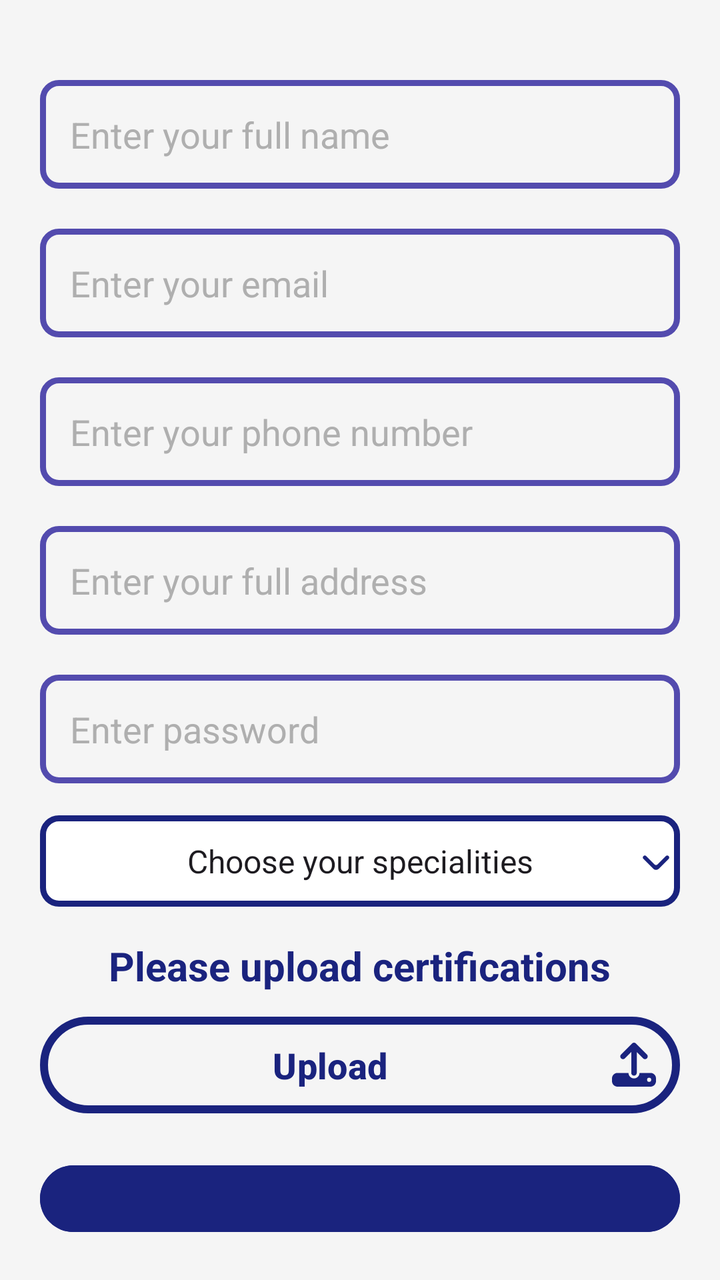
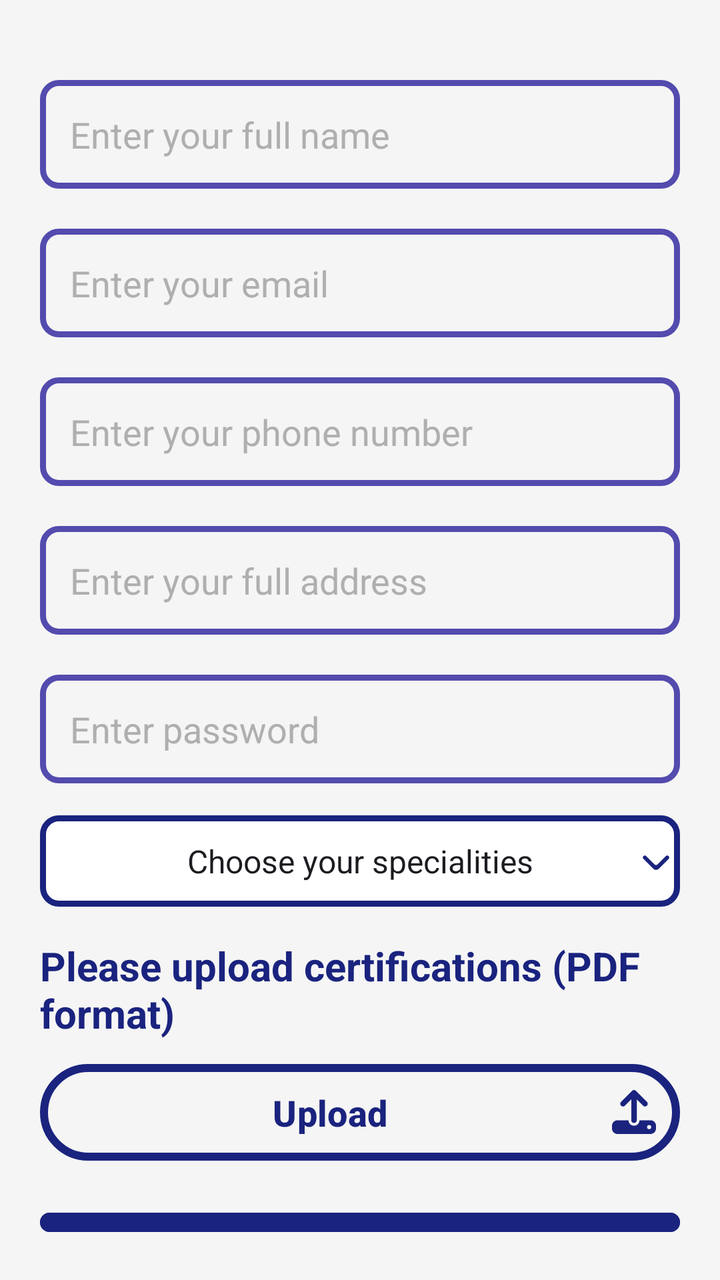

Compare the two renders of this Android layout. The source of the first and the diff that turns it into the second are given below.
<!-- AndroidManifest.xml: application theme Theme.FinalProject_SocialNetwork -->
<!-- res/layout/activity_professional_sign_up.xml -->
<?xml version="1.0" encoding="utf-8"?>
<LinearLayout xmlns:android="http://schemas.android.com/apk/res/android"
    android:layout_width="match_parent"
    android:layout_height="match_parent"
    xmlns:app="http://schemas.android.com/apk/res-auto"
    android:orientation="vertical"
    android:background="@color/gray_background"
    android:padding="20dp">


    <EditText
        android:id="@+id/fullNameEditText"
        android:layout_width="match_parent"
        android:layout_height="wrap_content"
        android:layout_marginTop="20dp"
        android:inputType="text"
        android:background="@drawable/edit_text_border"
        android:hint="@string/enter_your_full_name"
        android:textColorHint="@color/hint_gray"
        android:textSize="@dimen/textButtonSize"
        android:padding="@dimen/textsPaddingValue" />


    <EditText
        android:id="@+id/emailEditText"
        android:layout_width="match_parent"
        android:layout_height="wrap_content"
        android:layout_marginTop="20dp"
        android:background="@drawable/edit_text_border"
        android:inputType="textEmailAddress"
        android:hint="@string/enter_your_email"
        android:textColorHint="@color/hint_gray"
        android:textSize="@dimen/textButtonSize"
        android:padding="@dimen/textsPaddingValue" />


    <EditText
        android:id="@+id/phoneEditText"
        android:layout_width="match_parent"
        android:layout_height="wrap_content"
        android:layout_marginTop="20dp"
        android:inputType="phone"
        android:background="@drawable/edit_text_border"
        android:hint="@string/enter_your_phone_number"
        android:textColorHint="@color/hint_gray"
        android:textSize="@dimen/textButtonSize"
        android:padding="@dimen/textsPaddingValue" />


    <EditText
        android:id="@+id/addressEditText"
        android:layout_width="match_parent"
        android:layout_height="wrap_content"
        android:layout_marginTop="20dp"
        android:inputType="text"
        android:background="@drawable/edit_text_border"
        android:hint="@string/enter_your_full_address"
        android:textColorHint="@color/hint_gray"
        android:textSize="@dimen/textButtonSize"
        android:padding="@dimen/textsPaddingValue" />


    <EditText
        android:id="@+id/passwordEditText"
        android:layout_width="match_parent"
        android:layout_height="wrap_content"
        android:layout_marginTop="20dp"
        android:inputType="textPassword"
        android:background="@drawable/edit_text_border"
        android:hint="@string/enter_password"
        android:textColorHint="@color/hint_gray"
        android:textSize="@dimen/textButtonSize"
        android:padding="@dimen/textsPaddingValue" />

    <Spinner
        android:id="@+id/sp_specialty"
        android:layout_width="match_parent"
        android:layout_height="wrap_content"
        style="@style/SpinnerTextViewItem"
        android:layout_marginTop="16dp"
        android:background="@drawable/spinner_background_with_arrow"
        android:padding="12dp"
        android:textAlignment="center"
        android:entries="@array/specialty_list" />

    <TextView
        android:id="@+id/tv_upload_certifications"
        android:layout_width="wrap_content"
        android:layout_height="wrap_content"
        android:text="@string/please_upload_certifications"
        android:textSize="20sp"
        android:textColor="@color/blue_button"
        android:textStyle="bold"
        android:layout_marginTop="16dp"
       android:layout_gravity="center" />


    <com.google.android.material.button.MaterialButton
        android:id="@+id/btn_upload"
        android:layout_width="match_parent"
        android:layout_height="wrap_content"
        android:text="Upload"
        android:backgroundTint="@color/transparent"
        android:layout_gravity="center_horizontal"
        android:drawableEnd="@drawable/blue_upload_icon"
        android:textStyle="bold"
        android:textColor="@color/blue_button"
        android:textSize="@dimen/textButtonSize"
        android:padding="12dp"
        android:layout_marginTop="8dp"
        app:strokeColor="@color/blue_button"
        app:strokeWidth="4dp"/>


    <com.google.android.material.button.MaterialButton
        android:id="@+id/signUpButton"
        android:layout_width="match_parent"
        android:layout_height="wrap_content"
        android:layout_marginTop="18dp"
        android:text="@string/sign_up"
        android:backgroundTint="@color/blue_button"
        android:textColor="@color/white"
        android:textStyle="bold"
        android:textSize="@dimen/textButtonSize"
        android:padding="@dimen/textsPaddingValue" />

    <FrameLayout
        android:layout_width="match_parent"
        android:layout_height="wrap_content"
        android:layout_gravity="end"
        android:layout_marginTop="0dp"
        android:padding="8dp">

        <TextView
            android:id="@+id/loginText"
            android:layout_width="wrap_content"
            android:layout_height="wrap_content"
            android:text="Already a member? Log in now!"
            android:textColor="@color/hint_gray"
            android:textSize="15sp"
            android:layout_gravity="center"
            android:layout_marginEnd="32dp"
            android:padding="0dp" />


        <com.google.android.material.button.MaterialButton
            android:id="@+id/loginButton"
            android:layout_width="wrap_content"
            android:layout_height="wrap_content"
            android:text="Log in"
            app:cornerRadius="16dp"
            android:layout_gravity="end|bottom"
            app:backgroundTint="#000051"
            android:textColor="@android:color/white"
            android:layout_margin="4dp"
            android:paddingStart="8dp"
            android:paddingEnd="8dp" />
    </FrameLayout>


</LinearLayout>
<!-- resources referenced by this layout -->
<resources>
  <string-array name="specialty_list">
              <item>Choose your specialities</item>
              <item>Veterinarian</item>
              <item>Grooming</item>
              <item>Training</item>
              <item>Boarding Kennel</item>
              <item>Pet Store</item>
          </string-array>
  <color name="blue_button">#1A237E</color>
  <color name="gray_background">#F5F5F5</color>
  <color name="hint_gray">#AFAFAF</color>
  <color name="transparent">#00FFFFFF</color>
  <color name="white">#FFFFFFFF</color>
  <dimen name="textButtonSize">18sp</dimen>
  <dimen name="textsPaddingValue">15dp</dimen>
  <!-- drawable edit_text_border (drawable) -->
  <shape xmlns:android="http://schemas.android.com/apk/res/android">
      <solid android:color="@android:color/transparent" />
      <corners android:radius="8dp" />
      <stroke
          android:width="3dp"
          android:color="#534BAE" />
  </shape>
  <!-- drawable spinner_background_with_arrow (drawable) -->
  <layer-list xmlns:android="http://schemas.android.com/apk/res/android">
  
      <item>
          <shape android:shape="rectangle">
              <solid android:color="@android:color/white" />
              <corners android:radius="8dp" />
              <stroke
                  android:width="3dp"
                  android:color="@color/blue_button"
                  android:textColor="@color/blue_button"/>
          </shape>
      </item>
  
  
      <item android:drawable="@drawable/blue_arrow_down"
          android:gravity="end|center_vertical"
          android:paddingEnd="16dp" />
  </layer-list>
  <string name="enter_password">Enter password</string>
  <string name="enter_your_email">Enter your email</string>
  <string name="enter_your_full_address">Enter your full address</string>
  <string name="enter_your_full_name">Enter your full name</string>
  <string name="enter_your_phone_number">Enter your phone number</string>
  <string name="please_upload_certifications">Please upload certifications</string>
  <string name="sign_up">Sign up</string>
  <style name="SpinnerTextViewItem" parent="@android:style/Widget.TextView">
          <item name="android:padding">10dp</item>
          <item name="android:textSize">30sp</item>
          <item name="android:textColor">@color/white</item>
  
      </style>
  <style name="Theme.FinalProject_SocialNetwork" parent="Base.Theme.FinalProject_SocialNetwork" />
  <!-- drawable blue_arrow_down (drawable) -->
  <?xml version="1.0" encoding="utf-8"?>
  <vector xmlns:android="http://schemas.android.com/apk/res/android"
      android:width="24dp"
      android:height="24dp"
      android:viewportWidth="24"
      android:viewportHeight="24">
  
      <path
          android:fillColor="@color/blue_button"
          android:pathData="M5.70711 9.71069C5.31658 10.1012 5.31658 10.7344 5.70711 11.1249L10.5993 16.0123C11.3805 16.7927 12.6463 16.7924 13.4271 16.0117L18.3174 11.1213C18.708 10.7308 18.708 10.0976 18.3174 9.70708C17.9269 9.31655 17.2937 9.31655 16.9032 9.70708L12.7176 13.8927C12.3271 14.2833 11.6939 14.2832 11.3034 13.8927L7.12132 9.71069C6.7308 9.32016 6.09763 9.32016 5.70711 9.71069Z" />
  </vector>
  <style name="Base.Theme.FinalProject_SocialNetwork" parent="Theme.Material3.DayNight.NoActionBar">
          
          
      </style>
  <!-- unchanged entries left out for length: 1 -->
</resources>

<!-- the commit's change to res/layout/activity_professional_sign_up.xml (unified diff, before → after) -->
@@ -87,7 +87,7 @@
         android:id="@+id/tv_upload_certifications"
         android:layout_width="wrap_content"
         android:layout_height="wrap_content"
-        android:text="@string/please_upload_certifications"
+        android:text= "@string/please_upload_certifications"
         android:textSize="20sp"
         android:textColor="@color/blue_button"
         android:textStyle="bold"
<!-- resource entries referenced after the edit -->
@@ -47,7 +47,7 @@
   <string name="enter_your_full_address">Enter your full address</string>
   <string name="enter_your_full_name">Enter your full name</string>
   <string name="enter_your_phone_number">Enter your phone number</string>
-  <string name="please_upload_certifications">Please upload certifications</string>
+  <string name="please_upload_certifications">Please upload certifications (PDF format)</string>
   <string name="sign_up">Sign up</string>
   <style name="SpinnerTextViewItem" parent="@android:style/Widget.TextView">
           <item name="android:padding">10dp</item>
